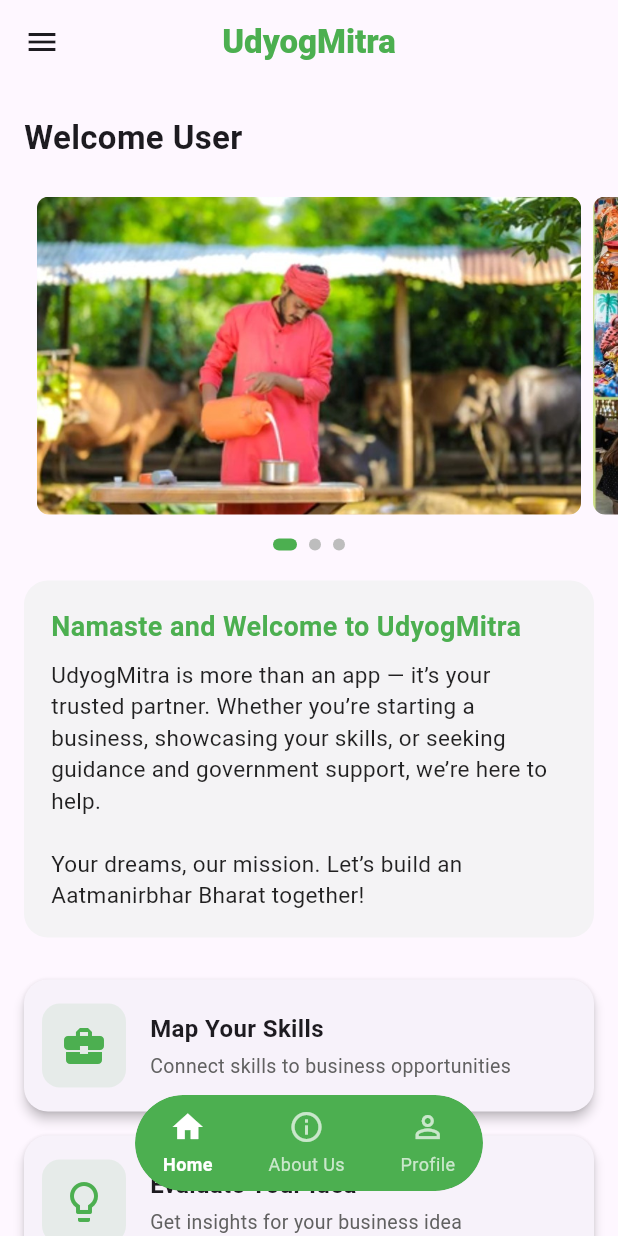
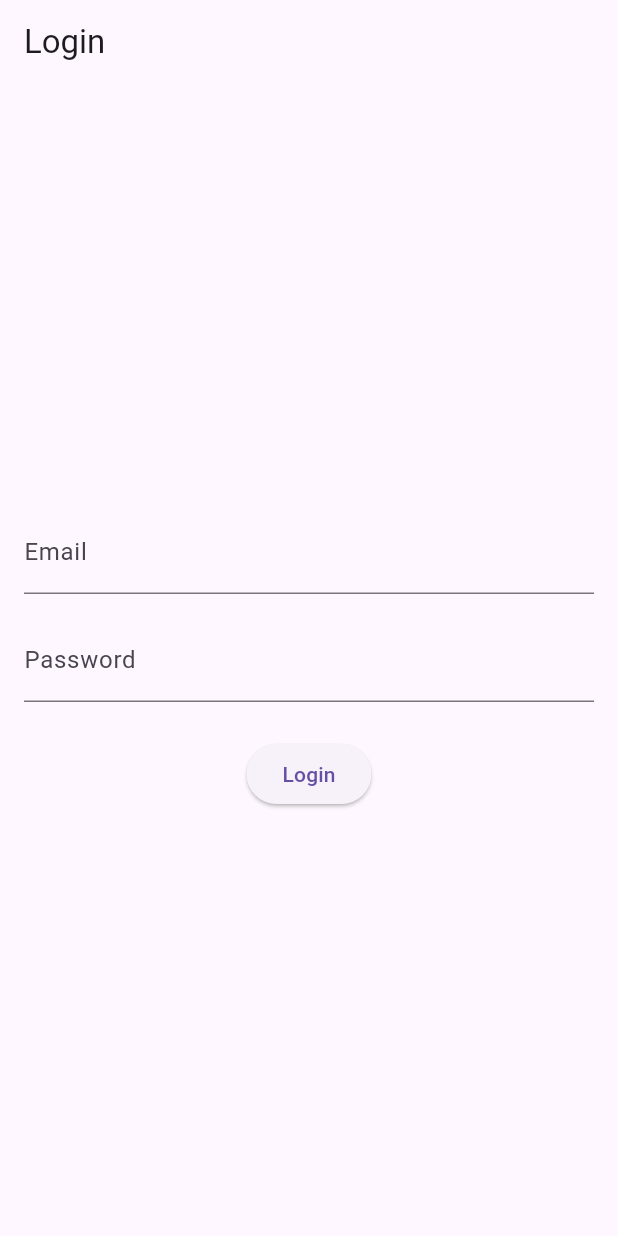
Before and after one commit to Eagleeye1811/udyog-mitra, a Flutter app: the screen it shows after launch, on a phone screen of 412 x 824 dp. Run offline on Flutter 3.47's test engine with Material 3 defaults, Android fonts, the phone set to English and light mode, and no system bars; our stand-ins replace firebase_auth, firebase_core, image_picker; accounts and stored records are empty.

Commit message:
Email/Password logic implementated

```diff
--- a/app/lib/main.dart
+++ b/app/lib/main.dart
@@ -1,6 +1,9 @@
 import 'package:flutter/material.dart';
 import 'package:udyogmitra/udyogmitra.dart';
+import 'package:firebase_core/firebase_core.dart';
 
-void main() {
+void main() async {
+  WidgetsFlutterBinding.ensureInitialized();
+  await Firebase.initializeApp();
   runApp(const UdyogMitraApp());
 }
--- /dev/null
+++ b/app/lib/src/pages/auth/login.dart
@@ -0,0 +1,72 @@
+import 'package:flutter/material.dart';
+import 'package:firebase_auth/firebase_auth.dart';
+
+class LoginPage extends StatefulWidget {
+  const LoginPage({Key? key}) : super(key: key);
+
+  @override
+  State<LoginPage> createState() => _LoginPageState();
+}
+
+class _LoginPageState extends State<LoginPage> {
+  final TextEditingController _emailController = TextEditingController();
+  final TextEditingController _passwordController = TextEditingController();
+  bool _isLoading = false;
+  String? _error;
+
+  Future<void> _login() async {
+    setState(() {
+      _isLoading = true;
+      _error = null;
+    });
+    try {
+      await FirebaseAuth.instance.signInWithEmailAndPassword(
+        email: _emailController.text.trim(),
+        password: _passwordController.text.trim(),
+      );
+      // Navigation will be handled by the auth state in Wrapper
+    } on FirebaseAuthException catch (e) {
+      setState(() {
+        _error = e.message;
+      });
+    } finally {
+      setState(() {
+        _isLoading = false;
+      });
+    }
+  }
+
+  @override
+  Widget build(BuildContext context) {
+    return Scaffold(
+      appBar: AppBar(title: const Text('Login')),
+      body: Padding(
+        padding: const EdgeInsets.all(16.0),
+        child: Column(
+          mainAxisAlignment: MainAxisAlignment.center,
+          children: [
+            TextField(
+              controller: _emailController,
+              decoration: const InputDecoration(labelText: 'Email'),
+              keyboardType: TextInputType.emailAddress,
+            ),
+            const SizedBox(height: 16),
+            TextField(
+              controller: _passwordController,
+              decoration: const InputDecoration(labelText: 'Password'),
+              obscureText: true,
+            ),
+            const SizedBox(height: 24),
+            if (_error != null) ...[
+              Text(_error!, style: const TextStyle(color: Colors.red)),
+              const SizedBox(height: 16),
+            ],
+            _isLoading
+                ? const CircularProgressIndicator()
+                : ElevatedButton(onPressed: _login, child: const Text('Login')),
+          ],
+        ),
+      ),
+    );
+  }
+}
--- /dev/null
+++ b/app/lib/src/pages/auth/wrapper.dart
@@ -0,0 +1,30 @@
+import 'package:flutter/material.dart';
+import 'package:firebase_auth/firebase_auth.dart';
+import 'package:udyogmitra/src/pages/auth/login.dart';
+// Import your home screen here
+import 'package:udyogmitra/src/pages/home/home_screen.dart';
+
+class Wrapper extends StatelessWidget {
+  const Wrapper({Key? key}) : super(key: key);
+
+  @override
+  Widget build(BuildContext context) {
+    return StreamBuilder<User?>(
+      stream: FirebaseAuth.instance.authStateChanges(),
+      builder: (context, snapshot) {
+        if (snapshot.connectionState == ConnectionState.waiting) {
+          return const Scaffold(
+            body: Center(child: CircularProgressIndicator()),
+          );
+        }
+        if (snapshot.hasData) {
+          // User is logged in
+          return const HomeScreen();
+        } else {
+          // User is NOT logged in
+          return const LoginPage();
+        }
+      },
+    );
+  }
+}
--- a/app/lib/udyogmitra.dart
+++ b/app/lib/udyogmitra.dart
@@ -1,6 +1,6 @@
 import 'package:flutter/material.dart';
-import 'package:udyogmitra/src/config/app_routes.dart';
 import 'package:udyogmitra/src/config/route_generator.dart';
+import 'package:udyogmitra/src/pages/auth/wrapper.dart';
 
 class UdyogMitraApp extends StatelessWidget {
   const UdyogMitraApp({super.key});
@@ -10,7 +10,7 @@ class UdyogMitraApp extends StatelessWidget {
     return MaterialApp(
       title: 'UdyogMitra',
       debugShowCheckedModeBanner: false,
-      initialRoute: AppRoutes.home,
+      home: Wrapper(),
       onGenerateRoute: generateRoute,
     );
   }
--- a/app/pubspec.yaml
+++ b/app/pubspec.yaml
@@ -34,6 +34,8 @@ dependencies:
   # The following adds the Cupertino Icons font to your application.
   # Use with the CupertinoIcons class for iOS style icons.
   cupertino_icons: ^1.0.8
+  firebase_core: ^3.15.1
+  firebase_auth: ^5.6.2
   image_picker: ^1.1.2
 
 dev_dependencies:
```
Also changed, not shown: app/pubspec.lock, 6 other files.
